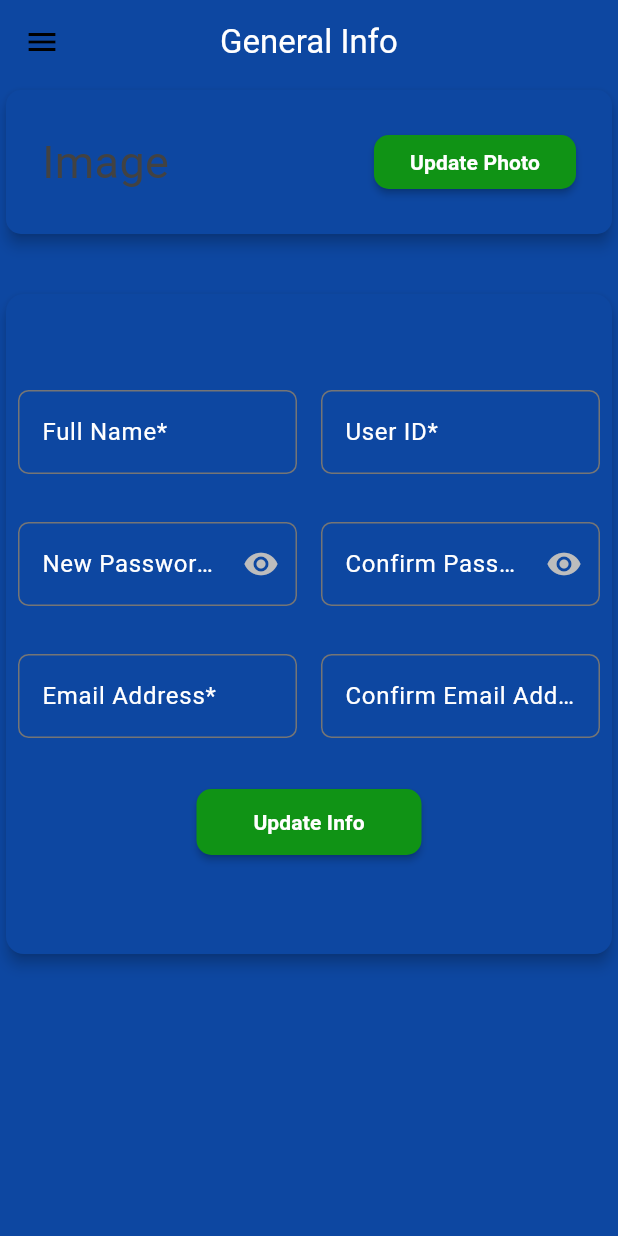
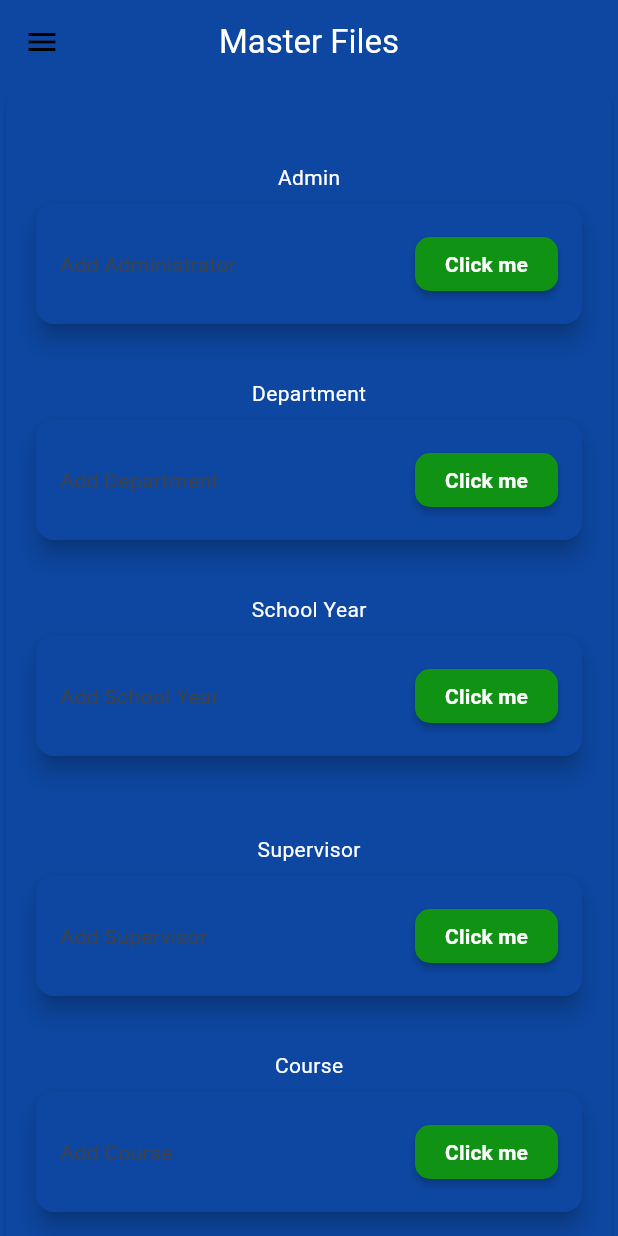
Before and after one commit to Kyusans/flutter-csdl-admin, a Flutter app: the Dashboard screen opened by its route, on a phone screen of 412 x 824 dp. Run offline on Flutter 3.47's test engine with Material 3 defaults, Android fonts, the phone set to English and light mode, and no system bars; our stand-ins replace get, shared_preferences; accounts and stored records are empty.

Commit message:
added MasterFiles scripts

```diff
--- a/lib/components/my_drawer.dart
+++ b/lib/components/my_drawer.dart
@@ -279,11 +279,12 @@ class _MyDrawerState extends State<MyDrawer> {
                 selectedTileColor:
                     Theme.of(context).colorScheme.onPrimaryContainer,
                 leading: const Icon(
-                  Icons.history_outlined,
+                  //change ni
+                  Icons.filter_frames_sharp,
                   color: Colors.white,
                 ),
                 title: const Text(
-                  "History",
+                  "Master Files",
                   style: TextStyle(
                     color: Colors.white,
                   ),
--- /dev/null
+++ b/lib/components/my_masterfiles.dart
@@ -0,0 +1,62 @@
+import 'package:flutter/material.dart';
+import 'package:flutter_csdl_admin/components/my_button.dart';
+
+class MyMasterfiles extends StatefulWidget {
+  final String topText;
+  final String labelText;
+  final void Function() onPressed;
+
+  const MyMasterfiles({
+    Key? key,
+    required this.topText,
+    required this.labelText,
+    required this.onPressed,
+  }) : super(key: key);
+
+  @override
+  _MyMasterfilesState createState() => _MyMasterfilesState();
+}
+
+class _MyMasterfilesState extends State<MyMasterfiles> {
+  @override
+  Widget build(BuildContext context) {
+    return Padding(
+      padding: const EdgeInsets.all(16.0),
+      child: Column(
+        crossAxisAlignment: CrossAxisAlignment.center,
+        children: [
+          Text(
+            widget.topText,
+            style: const TextStyle(color: Colors.white),
+          ),
+          const SizedBox(
+            height: 4,
+          ),
+          Card(
+            color: Theme.of(context).colorScheme.onInverseSurface,
+            elevation: 6,
+            child: Padding(
+              padding:
+                  const EdgeInsets.symmetric(vertical: 16.0, horizontal: 16),
+              child: Row(
+                mainAxisAlignment: MainAxisAlignment.spaceBetween,
+                children: [
+                  Text(widget.labelText),
+                  const SizedBox(
+                    width: 16,
+                  ),
+                  MyButton(
+                    buttonText: "Click me",
+                    buttonSize: 4,
+                    color: Theme.of(context).colorScheme.tertiary,
+                    onPressed: widget.onPressed,
+                  )
+                ],
+              ),
+            ),
+          )
+        ],
+      ),
+    );
+  }
+}
--- a/lib/pages/add_scholar.dart
+++ b/lib/pages/add_scholar.dart
@@ -179,7 +179,8 @@ class _AddScholarState extends State<AddScholar> {
           borderRadius: BorderRadius.circular(10),
         ),
         child: Padding(
-          padding: const EdgeInsets.all(20.0),
+          padding:
+              const EdgeInsets.symmetric(horizontal: 24.0, vertical: 100.0),
           child: _isLoading
               ? const LoadingSpinner()
               : Column(
@@ -213,7 +214,7 @@ class _AddScholarState extends State<AddScholar> {
                         ),
                       ],
                     ),
-                    const SizedBox(height: 24),
+                    const SizedBox(height: 32),
                     Row(
                       children: [
                         Expanded(
@@ -239,7 +240,7 @@ class _AddScholarState extends State<AddScholar> {
                         ),
                       ],
                     ),
-                    const SizedBox(height: 24),
+                    const SizedBox(height: 32),
                     Column(
                       children: [
                         // Year level dropdown
@@ -361,7 +362,7 @@ class _AddScholarState extends State<AddScholar> {
                           ),
                           style: const TextStyle(color: Colors.white),
                         ),
-                        const SizedBox(height: 24),
+                        const SizedBox(height: 32),
 
                         // Scholarship  type dropdown
 
--- a/lib/pages/dashboard.dart
+++ b/lib/pages/dashboard.dart
@@ -1,7 +1,9 @@
 import 'package:flutter/material.dart';
 import 'package:flutter_csdl_admin/components/my_drawer.dart';
 import 'package:flutter_csdl_admin/pages/add_scholar.dart';
+import 'package:flutter_csdl_admin/pages/master_files.dart';
 import 'package:flutter_csdl_admin/pages/user_profile.dart';
+// import 'package:get/get.dart';
 
 class Dashboard extends StatefulWidget {
   const Dashboard({Key? key}) : super(key: key);
@@ -12,8 +14,8 @@ class Dashboard extends StatefulWidget {
 
 class _DashboardState extends State<Dashboard> {
   // eh change nig 0 paghuman
-  int _selectedIndex = 2;
-  int _selectedTileIndex = 2;
+  int _selectedIndex = 6;
+  int _selectedTileIndex = 6;
   bool _isMobile = false;
   String _secondText = "";
   String _firstText = "";
@@ -35,6 +37,10 @@ class _DashboardState extends State<Dashboard> {
         case 2:
           _firstText = "General Info";
           _secondText = "Setup your profile account and edit profile details.";
+        case 6:
+          _firstText = "Master Files";
+          _secondText =
+              "Maintain and reference masterfiles for centralized and accurate data management.";
         default:
           _firstText = "Wala pa ni";
           _secondText = "balik lang soon";
@@ -51,6 +57,8 @@ class _DashboardState extends State<Dashboard> {
         return AddScholar();
       case 2:
         return UserProfile();
+      case 6:
+        return MasterFiles();
       default:
         return Container();
     }
@@ -68,8 +76,9 @@ class _DashboardState extends State<Dashboard> {
     setState(() {
       // _firstText = "Kunwari Dashboard ni";
       // _secondText = "Dashboard ko to";
-      _firstText = "General Info";
-      _secondText = "Setup your profile account and edit profile details.";
+      _firstText = "Master Files";
+      _secondText =
+          "Maintain and reference masterfiles for centralized and accurate data management.";
     });
     // _checkIsMobile();
   }
@@ -78,7 +87,7 @@ class _DashboardState extends State<Dashboard> {
     WidgetsBinding.instance.addPostFrameCallback((_) {
       final maxWidth = MediaQuery.of(context).size.width;
       setState(() {
-        _isMobile = maxWidth <= 875;
+        _isMobile = maxWidth <= 800;
       });
     });
   }
@@ -115,9 +124,10 @@ class _DashboardState extends State<Dashboard> {
           selectedTileIndex: _selectedTileIndex,
         ),
         Expanded(
+          child: SingleChildScrollView(
             child: Column(
-            mainAxisAlignment: MainAxisAlignment.center,
-            crossAxisAlignment: CrossAxisAlignment.end,
+              mainAxisAlignment: MainAxisAlignment.end,
+              crossAxisAlignment: CrossAxisAlignment.start,
               children: [
                 Padding(
                   padding: const EdgeInsets.symmetric(horizontal: 24),
@@ -136,14 +146,16 @@ class _DashboardState extends State<Dashboard> {
                           Text(
                             _firstText,
                             style: TextStyle(
-                            color: Theme.of(context).colorScheme.inverseSurface,
+                              color:
+                                  Theme.of(context).colorScheme.inverseSurface,
                               fontSize: 36,
                             ),
                           ),
                           Text(
                             _secondText,
                             style: TextStyle(
-                            color: Theme.of(context).colorScheme.inverseSurface,
+                              color:
+                                  Theme.of(context).colorScheme.inverseSurface,
                               fontSize: 14,
                             ),
                           ),
@@ -151,7 +163,8 @@ class _DashboardState extends State<Dashboard> {
                             height: 20,
                           ),
                           Padding(
-                          padding: const EdgeInsets.only(right: 40, bottom: 40),
+                            padding:
+                                const EdgeInsets.only(right: 40, bottom: 40),
                             child: selectedWidget(),
                           ),
                         ],
@@ -160,6 +173,7 @@ class _DashboardState extends State<Dashboard> {
                   ),
                 ),
               ],
+            ),
           ),
         ),
       ],
--- /dev/null
+++ b/lib/pages/master_files.dart
@@ -0,0 +1,164 @@
+import 'package:flutter/material.dart';
+import 'package:flutter_csdl_admin/components/my_masterfiles.dart';
+
+class MasterFiles extends StatefulWidget {
+  const MasterFiles({Key? key}) : super(key: key);
+
+  @override
+  _MasterFilesState createState() => _MasterFilesState();
+}
+
+class _MasterFilesState extends State<MasterFiles> {
+  bool _isMobile = false;
+
+  @override
+  void didChangeDependencies() {
+    super.didChangeDependencies();
+    _checkIsMobile();
+  }
+
+  void _checkIsMobile() {
+    WidgetsBinding.instance.addPostFrameCallback((_) {
+      final maxWidth = MediaQuery.of(context).size.width;
+      setState(() {
+        _isMobile = maxWidth <= 1400;
+      });
+    });
+  }
+
+  @override
+  Widget build(BuildContext context) {
+    return SingleChildScrollView(
+      child: Card(
+        color: Theme.of(context).colorScheme.onPrimary,
+        child: Padding(
+          padding: const EdgeInsets.symmetric(vertical: 32),
+          child: _isMobile ? onMobile() : onDesktop(),
+        ),
+      ),
+    );
+  }
+
+  Widget onDesktop() {
+    return Column(
+      children: [
+        Row(
+          mainAxisAlignment: MainAxisAlignment.spaceEvenly,
+          children: [
+            MyMasterfiles(
+              topText: "Admin",
+              labelText: "Add Administrator",
+              onPressed: () {},
+            ),
+            MyMasterfiles(
+              topText: "Department",
+              labelText: "Add Department",
+              onPressed: () {},
+            ),
+            MyMasterfiles(
+              topText: "School Year",
+              labelText: "Add School Year",
+              onPressed: () {},
+            ),
+          ],
+        ),
+        const SizedBox(height: 40),
+        Row(
+          mainAxisAlignment: MainAxisAlignment.spaceEvenly,
+          children: [
+            MyMasterfiles(
+              topText: "Supervisor",
+              labelText: "Add Supervisor",
+              onPressed: () {},
+            ),
+            MyMasterfiles(
+              topText: "Course",
+              labelText: "Add Course",
+              onPressed: () {},
+            ),
+            MyMasterfiles(
+              topText: "Scholarship Type",
+              labelText: "Add Scholarship Type",
+              onPressed: () {},
+            ),
+          ],
+        ),
+        const SizedBox(height: 40),
+        Row(
+          mainAxisAlignment: MainAxisAlignment.spaceEvenly,
+          children: [
+            MyMasterfiles(
+              topText: "Office Master",
+              labelText: "Add Office Master",
+              onPressed: () {},
+            ),
+            MyMasterfiles(
+              topText: "Office",
+              labelText: "Add Office",
+              onPressed: () {},
+            ),
+            MyMasterfiles(
+              topText: "Scholarship Sub Type",
+              labelText: "Add Scholarship Sub Type",
+              onPressed: () {},
+            ),
+          ],
+        ),
+      ],
+    );
+  }
+
+  Widget onMobile() {
+    return Column(
+      children: [
+        MyMasterfiles(
+          topText: "Admin",
+          labelText: "Add Administrator",
+          onPressed: () {},
+        ),
+        MyMasterfiles(
+          topText: "Department",
+          labelText: "Add Department",
+          onPressed: () {},
+        ),
+        MyMasterfiles(
+          topText: "School Year",
+          labelText: "Add School Year",
+          onPressed: () {},
+        ),
+        const SizedBox(height: 16),
+        MyMasterfiles(
+          topText: "Supervisor",
+          labelText: "Add Supervisor",
+          onPressed: () {},
+        ),
+        MyMasterfiles(
+          topText: "Course",
+          labelText: "Add Course",
+          onPressed: () {},
+        ),
+        MyMasterfiles(
+          topText: "Scholarship Type",
+          labelText: "Add Scholarship Type",
+          onPressed: () {},
+        ),
+        const SizedBox(height: 16),
+        MyMasterfiles(
+          topText: "Office Master",
+          labelText: "Add Office Master",
+          onPressed: () {},
+        ),
+        MyMasterfiles(
+          topText: "Office",
+          labelText: "Add Office",
+          onPressed: () {},
+        ),
+        MyMasterfiles(
+          topText: "Scholarship Sub Type",
+          labelText: "Add Scholarship Sub Type",
+          onPressed: () {},
+        ),
+      ],
+    );
+  }
+}
```
Lines whose indentation alone changed are shown as unchanged.
